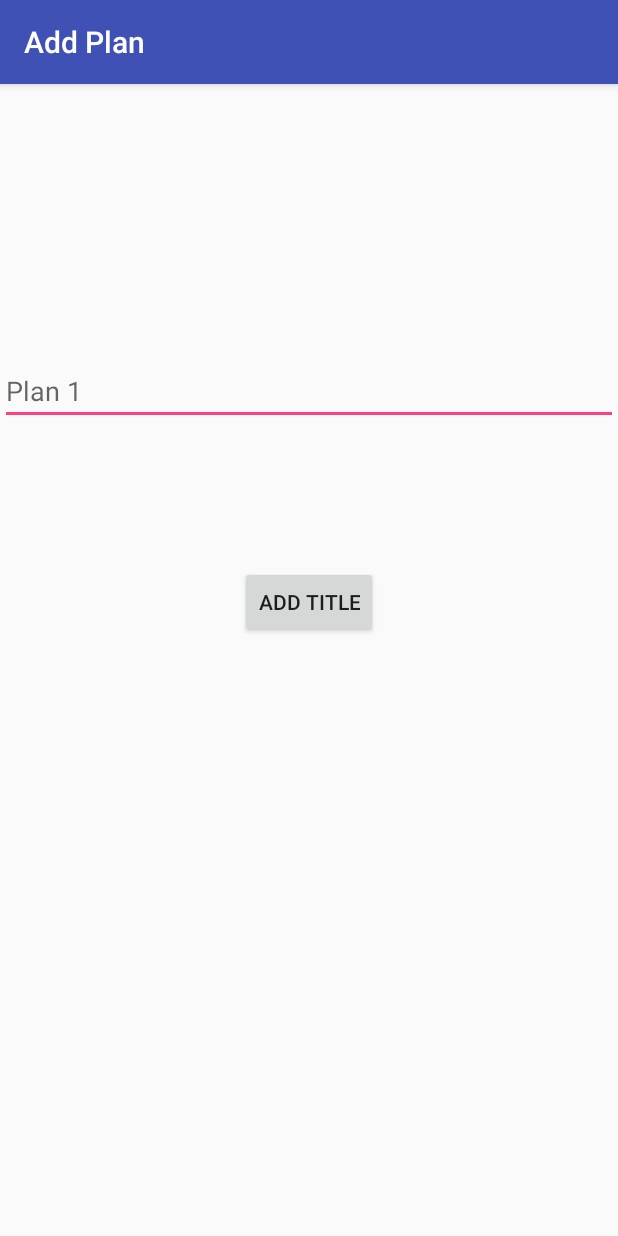
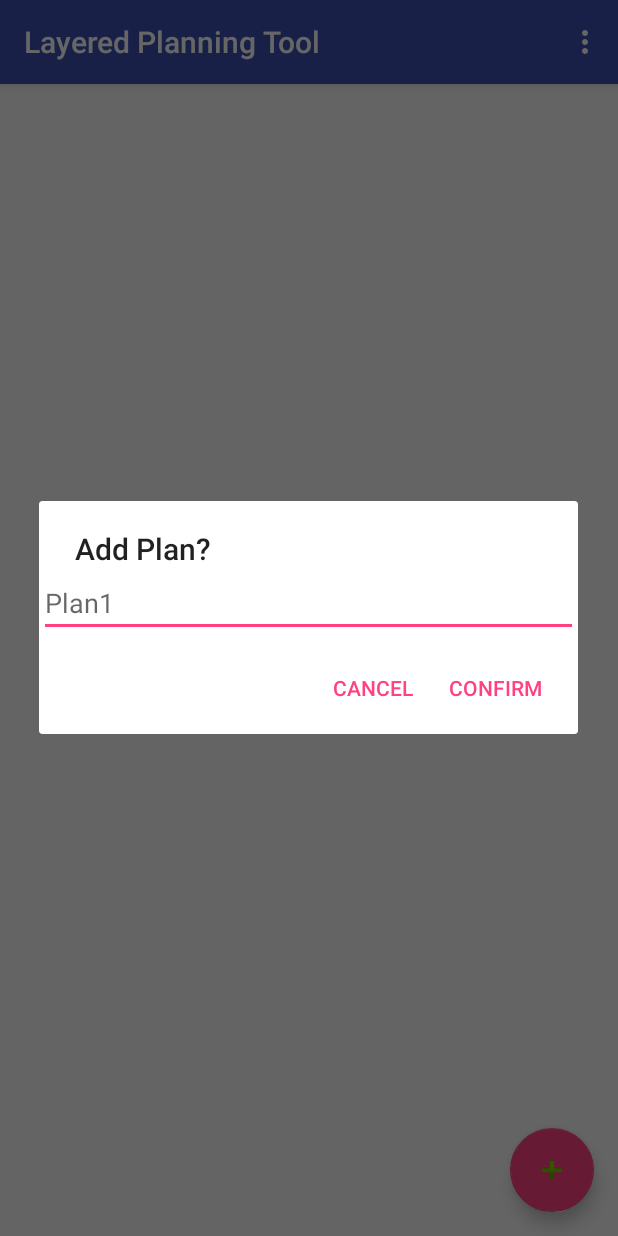
Before and after one commit to Dowie92/LPT, an Android app: the screen it shows after launch (AddPlanActivity before the commit, Home after it), after a tap on an icon or button, on a phone screen of 412 x 824 dp. Run offline under Robolectric (Android 15) with nearby library versions, the phone set to English and light mode, and no system bars.

```diff
--- a/app/src/main/java/alexdissertation/lpt/AddPlanActivity.java
+++ /dev/null
@@ -1,52 +0,0 @@
-package alexdissertation.lpt;
-
-import android.app.Activity;
-import android.content.Intent;
-import android.os.Bundle;
-import android.support.design.widget.FloatingActionButton;
-import android.support.design.widget.Snackbar;
-import android.support.v7.app.AppCompatActivity;
-import android.support.v7.widget.Toolbar;
-import android.util.Log;
-import android.view.View;
-import android.widget.AdapterView;
-import android.widget.ArrayAdapter;
-import android.widget.Button;
-import android.widget.EditText;
-import android.widget.ListView;
-import android.widget.TextView;
-import android.widget.Toast;
-
-import java.util.ArrayList;
-
-public class AddPlanActivity extends AppCompatActivity {
-    private EditText userTitleEntry;
-
-    @Override
-    protected void onCreate(Bundle savedInstanceState) {
-        super.onCreate(savedInstanceState);
-        setContentView(R.layout.activity_add_plan);
-        Toolbar toolbar = (Toolbar) findViewById(R.id.toolbar);
-        setSupportActionBar(toolbar);
-        //getActionBar().setTitle("Add a Plan Title");
-
-        userTitleEntry = (EditText) findViewById(R.id.TitleEntry);
-        addcloseButton();
-    }
-
-    private void addcloseButton(){
-        Button addclosebutton = (Button) findViewById(R.id.addclose);
-        addclosebutton.setOnClickListener(new View.OnClickListener() {
-            @Override
-            public void onClick(View v) {
-                //Return Value
-                Intent intent = new Intent();
-                intent.putExtra("editText", userTitleEntry.getText().toString());
-                setResult (RESULT_OK, intent);
-                finish();
-
-            }
-        });
-    }
-
-}
--- a/app/src/main/java/alexdissertation/lpt/Home.java
+++ b/app/src/main/java/alexdissertation/lpt/Home.java
@@ -5,10 +5,12 @@ import android.content.DialogInterface;
 import android.content.Intent;
 import android.os.Bundle;
 import android.support.design.widget.FloatingActionButton;
+import android.support.design.widget.Snackbar;
 import android.support.v4.app.FragmentManager;
 import android.support.v7.app.AlertDialog;
 import android.support.v7.app.AppCompatActivity;
 import android.support.v7.widget.Toolbar;
+import android.text.InputType;
 import android.util.Log;
 import android.view.ContextMenu;
 import android.view.LayoutInflater;
@@ -41,7 +43,8 @@ public class Home extends AppCompatActivity {
     private String editTextString;
     private String titlesFile = "TitlesFile";
     private File titlesSaveFile;
-    private LayerTitles saveFileDetail = new LayerTitles();
+    private LayerTitles saveFileDetail;
+
 
     @Override
     protected void onCreate(final Bundle savedInstanceState) {
@@ -51,15 +54,42 @@ public class Home extends AppCompatActivity {
         setSupportActionBar(toolbar);
 
         FloatingActionButton fab = (FloatingActionButton) findViewById(R.id.fab);
-        fab.setOnClickListener(new View.OnClickListener() {
-            @Override
-            public void onClick(View view) {
-                Intent intent = new Intent(Home.this, AddPlanActivity.class);
-                startActivityForResult(intent, 1);
-            }
+        if (fab != null) {
+            fab.setOnClickListener(new View.OnClickListener() {
+                @Override
+                public void onClick(final View view) {
+                    final EditText editText = new EditText(Home.this);
+                    editText.setInputType(InputType.TYPE_CLASS_TEXT);
+                    editText.setHint("Plan1");
+                    //Alert Diag 2 (Adding Title)
+                    AlertDialog.Builder builder = new AlertDialog.Builder(Home.this);
+                    builder.setView(editText);
+                    builder.setTitle("Add Plan?");
+                    builder.setPositiveButton("Confirm", new DialogInterface.OnClickListener() {
+                        public void onClick(DialogInterface dialogue, int id) {
+                            String editTextValue = editText.getText().toString();
+                            listViewItems.add(editTextValue);
+                            arrayAdapt.notifyDataSetChanged();
+                            try {
+                                saveFile();
+                            } catch (IOException e) {
+                                e.printStackTrace();
+                            }
+                            Snackbar.make(view, "Plan" + editTextValue + "Added", Snackbar.LENGTH_SHORT).show();
+                        }
+                    });
+                    builder.setNegativeButton("Cancel", new DialogInterface.OnClickListener() {
+                        public void onClick(DialogInterface dialogue, int id) {
+                            Snackbar.make(view, "Cancelled", Snackbar.LENGTH_SHORT).show();
+                            //User Clicked Cancel.. do nothing
+                        }
+                    });
+                    AlertDialog subTTitledialogue = builder.create();
+                    subTTitledialogue.show();
+                }
 
-        });
-
+            });
+        }
 
         listView = (ListView) findViewById(R.id.ListView);
         //Array of titles
@@ -77,44 +107,22 @@ public class Home extends AppCompatActivity {
                 title = listViewItems.get(position);
 
                 //Adds the home level details to LT Class
-                saveFileDetail.arrayClear();
+                saveFileDetail = new LayerTitles();
                 LayerTitles.setHomeTitle(title);
                 LayerTitles.setHomePosition(String.valueOf(titlePos));
                 LayerTitles.setHomeLayer();
                 saveFileDetail.addHomeToArray(); // adds the home title details to array when the part is clicked..
-                //String tester;
-                //tester = saveFileDetail.arrayPull();
-                //Log.d("Home Tester", tester);
-
+                saveFileDetail.setTitleFullConcat();
 
                //savefile details intent version...(Broken)
-                intent.putExtra("title",title);
                 intent.putExtra("titleLayer", 1); // will need to keep to allow for layer comparison method..
-                intent.putExtra("titlePosition", titlePos);
-
-
                 startActivity(intent);
                 Toast.makeText(Home.this, "List item clicked at " + position, Toast.LENGTH_SHORT).show();
             }
             });
 
-        //clickCallBack();
         loadFile();
     }
-
-    /*public void sendHomeTitleDetails(int position1){
-        String title;
-        int titlePos;
-        titlePos = position1;
-        title = listViewItems.get(position1);
-
-        LayerTitles saveFileDetail = new LayerTitles();
-        //Adds the home level details to LT Class
-        saveFileDetail.setHomeTitle(title);
-        saveFileDetail.setPosition(String.valueOf(titlePos));
-        saveFileDetail.setLayer(String.valueOf(1));
-        saveFileDetail.addHomeToArray(); // adds the home title details to array when the part is clicked..
-    }*/
 
     public void onCreateContextMenu(ContextMenu menu, View v, ContextMenu.ContextMenuInfo MenuInfo){
         menu.add(0, v.getId(), 0, "Edit");
@@ -207,18 +215,6 @@ public class Home extends AppCompatActivity {
                 convertView.setTag(titleViewLayoutRef);
             }
             mainViewHolder = (titleViewLayoutRef) convertView.getTag();
-            /*mainViewHolder.Save.setOnClickListener(new View.OnClickListener() {
-                    @Override
-                    public void onClick(View v) {
-                        try {
-                            saveFile();
-                            Toast.makeText(getContext(), "File Saved", Toast.LENGTH_SHORT).show();
-                        } catch (IOException e) {
-                            e.printStackTrace();
-                            Toast.makeText(getContext(), "File not found", Toast.LENGTH_LONG).show();
-                        }
-                    }
-                });*/
             mainViewHolder.Title.setText(getItem(position));
             return convertView;
         }
@@ -231,7 +227,7 @@ public class Home extends AppCompatActivity {
     }
 
     //Gets the Data from the second Activity Data for the title
-   @Override
+   /*@Override
    protected void onActivityResult(int requestCode, int resultCode, Intent data){
    super.onActivityResult(requestCode, resultCode, data);
        switch(requestCode){
@@ -249,27 +245,8 @@ public class Home extends AppCompatActivity {
        } catch (IOException e) {
            e.printStackTrace();
        }
-   }
+   }*/
 
-    /*
-    // onclick event for the listview items to give user feedback
-    private void clickCallBack() {
-        ListView list = (ListView) findViewById(R.id.ListView);
-        list.setOnItemClickListener(new AdapterView.OnItemClickListener() {
-            public void onItemClick(AdapterView<?> paret, View viewClicked, int position, long id) {
-                TextView textView = (TextView) viewClicked;
-                String message = "You Clicked #" + position + " Which is string " + textView.getText().toString();
-                Toast.makeText(Home.this, message, Toast.LENGTH_LONG).show();
-            }
-        });
-    } */
-
-
-    //Editing individual item
-    public void titlesLineEdit(){
-
-
-    }
     //deletes entire titles file
     public void titlesFileDelete (){
         File deleteFile = new File(this.getFilesDir(), titlesFile);
--- a/app/src/main/res/layout/content_add_plan.xml
+++ /dev/null
@@ -1,31 +0,0 @@
-<?xml version="1.0" encoding="utf-8"?>
-<RelativeLayout xmlns:android="http://schemas.android.com/apk/res/android"
-    xmlns:app="http://schemas.android.com/apk/res-auto"
-    xmlns:tools="http://schemas.android.com/tools"
-    android:layout_width="match_parent"
-    android:layout_height="match_parent"
-    app:layout_behavior="@string/appbar_scrolling_view_behavior"
-    tools:context="alexdissertation.lpt.AddPlanActivity">
-
-    <EditText
-        android:layout_width="match_parent"
-        android:layout_height="wrap_content"
-        android:id="@+id/TitleEntry"
-        android:layout_marginTop="182dp"
-        android:layout_alignParentTop="true"
-        android:layout_alignParentLeft="true"
-        android:layout_alignParentStart="true"
-        android:hint="Plan 1"
-        android:editable="true"
-        android:inputType="text"/>
-
-    <Button
-        android:layout_width="wrap_content"
-        android:layout_height="wrap_content"
-        android:text="Add Title"
-        android:id="@+id/addclose"
-        android:layout_below="@+id/TitleEntry"
-        android:layout_centerHorizontal="true"
-        android:layout_marginTop="94dp" />
-
-</RelativeLayout>
--- a/app/src/main/res/layout/content_details_and_sub_layer.xml
+++ b/app/src/main/res/layout/content_details_and_sub_layer.xml
@@ -13,6 +13,4 @@
         android:layout_height="match_parent"
         android:id="@+id/subTaskListView"/>
 
-
-
 </LinearLayout>
--- a/app/src/main/res/layout/homescreenlayout.xml
+++ b/app/src/main/res/layout/homescreenlayout.xml
@@ -3,7 +3,6 @@
     android:layout_width="match_parent"
     android:layout_height="match_parent"
     android:descendantFocusability="blocksDescendants">
-
     <TextView
         android:layout_width="wrap_content"
         android:layout_height="wrap_content"
--- a/app/src/main/res/values/strings.xml
+++ b/app/src/main/res/values/strings.xml
@@ -7,4 +7,5 @@
     <string name="title_activity_add_plan">AddPlanActivity</string>
     <string name="Save">Save</string>
     <string name="title_activity_details_and_sub_layer">DetailsAndSubLayer</string>
+    <string name="title_activity_add_details">AddDetails</string>
 </resources>
```
Also changed, not shown: app/src/main/AndroidManifest.xml (+7 -5 lines), app/src/main/java/alexdissertation/lpt/AddDetails.java (added, +47 -0 lines), app/src/main/java/alexdissertation/lpt/DetailsAndSubLayer.java (+77 -110 lines), app/src/main/java/alexdissertation/lpt/LayerTitles.java (+31 -30 lines), app/src/main/res/layout/activity_add_details.xml (renamed from app/src/main/res/layout/activity_add_plan.xml, +12 -3 lines), app/src/main/res/layout/content_add_details.xml (added, +15 -0 lines).
